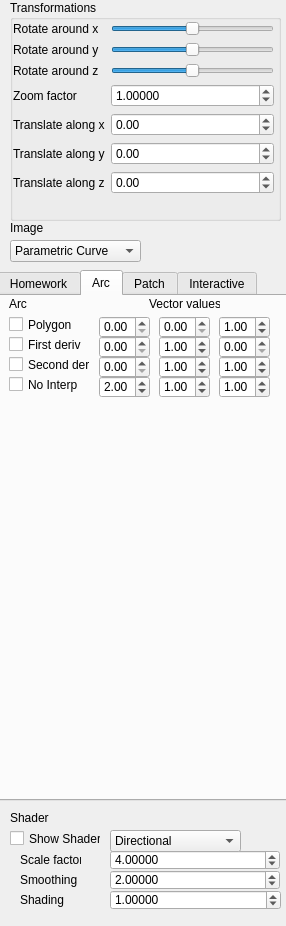
The window that QtFramework/QtFramework/GUI/SideWidget.ui (balazsmark888/graphics-new) describes before a commit, drawn with Qt 5.
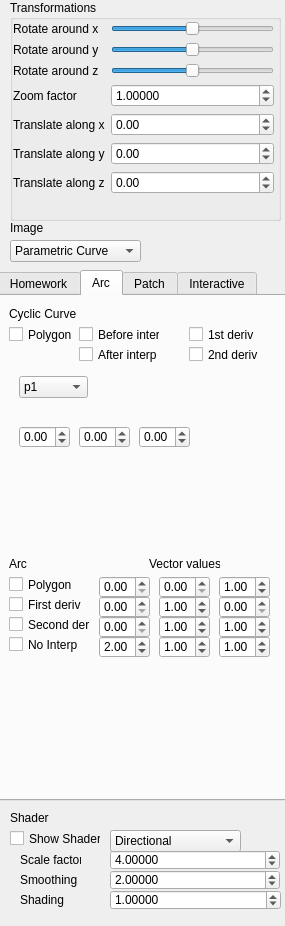
The same window after the commit. The open tabs and pages were chosen to show the change.

Commit message: cyclic curves

```diff
--- a/QtFramework/QtFramework/GUI/SideWidget.ui
+++ b/QtFramework/QtFramework/GUI/SideWidget.ui
@@ -6,7 +6,7 @@
    <rect>
     <x>0</x>
     <y>0</y>
-    <width>286</width>
+    <width>285</width>
     <height>926</height>
    </rect>
   </property>
@@ -286,19 +286,6 @@
       </property>
      </item>
     </widget>
-    <widget class="QCheckBox" name="cNoInterp">
-     <property name="geometry">
-      <rect>
-       <x>10</x>
-       <y>280</y>
-       <width>81</width>
-       <height>17</height>
-      </rect>
-     </property>
-     <property name="text">
-      <string>Before interp</string>
-     </property>
-    </widget>
     <widget class="QLabel" name="label_8">
      <property name="geometry">
       <rect>
@@ -312,19 +299,6 @@
       <string>Parametric curve</string>
      </property>
     </widget>
-    <widget class="QCheckBox" name="cSecondDeriv">
-     <property name="geometry">
-      <rect>
-       <x>10</x>
-       <y>320</y>
-       <width>70</width>
-       <height>17</height>
-      </rect>
-     </property>
-     <property name="text">
-      <string>2nd deriv</string>
-     </property>
-    </widget>
     <widget class="QComboBox" name="ps_combo_box">
      <property name="geometry">
       <rect>
@@ -360,32 +334,6 @@
       </property>
      </item>
     </widget>
-    <widget class="QLabel" name="label_12">
-     <property name="geometry">
-      <rect>
-       <x>10</x>
-       <y>240</y>
-       <width>131</width>
-       <height>16</height>
-      </rect>
-     </property>
-     <property name="text">
-      <string>Cyclic Curve</string>
-     </property>
-    </widget>
-    <widget class="QCheckBox" name="cPolygon">
-     <property name="geometry">
-      <rect>
-       <x>10</x>
-       <y>260</y>
-       <width>70</width>
-       <height>17</height>
-      </rect>
-     </property>
-     <property name="text">
-      <string>Polygon</string>
-     </property>
-    </widget>
     <widget class="QComboBox" name="pc_combo_box">
      <property name="geometry">
       <rect>
@@ -439,32 +387,6 @@
       <string>Model</string>
      </property>
     </widget>
-    <widget class="QCheckBox" name="cFirstDeriv">
-     <property name="geometry">
-      <rect>
-       <x>10</x>
-       <y>300</y>
-       <width>70</width>
-       <height>17</height>
-      </rect>
-     </property>
-     <property name="text">
-      <string>1st deriv</string>
-     </property>
-    </widget>
-    <widget class="QCheckBox" name="cInterp">
-     <property name="geometry">
-      <rect>
-       <x>10</x>
-       <y>340</y>
-       <width>81</width>
-       <height>17</height>
-      </rect>
-     </property>
-     <property name="text">
-      <string>After interp</string>
-     </property>
-    </widget>
     <widget class="QLabel" name="label_9">
      <property name="geometry">
       <rect>
@@ -645,7 +567,7 @@
      <property name="geometry">
       <rect>
        <x>10</x>
-       <y>0</y>
+       <y>260</y>
        <width>131</width>
        <height>16</height>
       </rect>
@@ -658,7 +580,7 @@
      <property name="geometry">
       <rect>
        <x>10</x>
-       <y>40</y>
+       <y>300</y>
        <width>81</width>
        <height>17</height>
       </rect>
@@ -671,7 +593,7 @@
      <property name="geometry">
       <rect>
        <x>10</x>
-       <y>80</y>
+       <y>340</y>
        <width>81</width>
        <height>17</height>
       </rect>
@@ -684,7 +606,7 @@
      <property name="geometry">
       <rect>
        <x>10</x>
-       <y>60</y>
+       <y>320</y>
        <width>81</width>
        <height>17</height>
       </rect>
@@ -697,7 +619,7 @@
      <property name="geometry">
       <rect>
        <x>10</x>
-       <y>20</y>
+       <y>280</y>
        <width>70</width>
        <height>17</height>
       </rect>
@@ -710,7 +632,7 @@
      <property name="geometry">
       <rect>
        <x>150</x>
-       <y>0</y>
+       <y>260</y>
        <width>71</width>
        <height>16</height>
       </rect>
@@ -723,7 +645,7 @@
      <property name="geometry">
       <rect>
        <x>100</x>
-       <y>20</y>
+       <y>280</y>
        <width>51</width>
        <height>22</height>
       </rect>
@@ -733,7 +655,7 @@
      <property name="geometry">
       <rect>
        <x>100</x>
-       <y>40</y>
+       <y>300</y>
        <width>51</width>
        <height>22</height>
       </rect>
@@ -743,7 +665,7 @@
      <property name="geometry">
       <rect>
        <x>100</x>
-       <y>60</y>
+       <y>320</y>
        <width>51</width>
        <height>22</height>
       </rect>
@@ -753,7 +675,7 @@
      <property name="geometry">
       <rect>
        <x>100</x>
-       <y>80</y>
+       <y>340</y>
        <width>51</width>
        <height>22</height>
       </rect>
@@ -766,7 +688,7 @@
      <property name="geometry">
       <rect>
        <x>160</x>
-       <y>60</y>
+       <y>320</y>
        <width>51</width>
        <height>22</height>
       </rect>
@@ -779,7 +701,7 @@
      <property name="geometry">
       <rect>
        <x>160</x>
-       <y>40</y>
+       <y>300</y>
        <width>51</width>
        <height>22</height>
       </rect>
@@ -792,7 +714,7 @@
      <property name="geometry">
       <rect>
        <x>160</x>
-       <y>80</y>
+       <y>340</y>
        <width>51</width>
        <height>22</height>
       </rect>
@@ -805,7 +727,7 @@
      <property name="geometry">
       <rect>
        <x>160</x>
-       <y>20</y>
+       <y>280</y>
        <width>51</width>
        <height>22</height>
       </rect>
@@ -815,7 +737,7 @@
      <property name="geometry">
       <rect>
        <x>220</x>
-       <y>60</y>
+       <y>320</y>
        <width>51</width>
        <height>22</height>
       </rect>
@@ -828,7 +750,7 @@
      <property name="geometry">
       <rect>
        <x>220</x>
-       <y>40</y>
+       <y>300</y>
        <width>51</width>
        <height>22</height>
       </rect>
@@ -838,7 +760,7 @@
      <property name="geometry">
       <rect>
        <x>220</x>
-       <y>80</y>
+       <y>340</y>
        <width>51</width>
        <height>22</height>
       </rect>
@@ -851,7 +773,7 @@
      <property name="geometry">
       <rect>
        <x>220</x>
-       <y>20</y>
+       <y>280</y>
        <width>51</width>
        <height>22</height>
       </rect>
@@ -860,6 +782,172 @@
       <double>1.000000000000000</double>
      </property>
     </widget>
+    <widget class="QLabel" name="label_12">
+     <property name="geometry">
+      <rect>
+       <x>10</x>
+       <y>10</y>
+       <width>131</width>
+       <height>16</height>
+      </rect>
+     </property>
+     <property name="text">
+      <string>Cyclic Curve</string>
+     </property>
+    </widget>
+    <widget class="QCheckBox" name="cFirstDeriv">
+     <property name="geometry">
+      <rect>
+       <x>190</x>
+       <y>30</y>
+       <width>70</width>
+       <height>17</height>
+      </rect>
+     </property>
+     <property name="text">
+      <string>1st deriv</string>
+     </property>
+    </widget>
+    <widget class="QCheckBox" name="cSecondDeriv">
+     <property name="geometry">
+      <rect>
+       <x>190</x>
+       <y>50</y>
+       <width>70</width>
+       <height>17</height>
+      </rect>
+     </property>
+     <property name="text">
+      <string>2nd deriv</string>
+     </property>
+    </widget>
+    <widget class="QCheckBox" name="cInterp">
+     <property name="geometry">
+      <rect>
+       <x>80</x>
+       <y>50</y>
+       <width>81</width>
+       <height>17</height>
+      </rect>
+     </property>
+     <property name="text">
+      <string>After interp</string>
+     </property>
+    </widget>
+    <widget class="QCheckBox" name="cPolygon">
+     <property name="geometry">
+      <rect>
+       <x>10</x>
+       <y>30</y>
+       <width>70</width>
+       <height>17</height>
+      </rect>
+     </property>
+     <property name="text">
+      <string>Polygon</string>
+     </property>
+    </widget>
+    <widget class="QCheckBox" name="cNoInterp">
+     <property name="geometry">
+      <rect>
+       <x>80</x>
+       <y>30</y>
+       <width>81</width>
+       <height>17</height>
+      </rect>
+     </property>
+     <property name="text">
+      <string>Before interp</string>
+     </property>
+    </widget>
+    <widget class="QDoubleSpinBox" name="cyclicCoordXSpinner">
+     <property name="geometry">
+      <rect>
+       <x>20</x>
+       <y>130</y>
+       <width>51</width>
+       <height>22</height>
+      </rect>
+     </property>
+     <property name="minimum">
+      <double>-99.000000000000000</double>
+     </property>
+     <property name="singleStep">
+      <double>0.100000000000000</double>
+     </property>
+    </widget>
+    <widget class="QDoubleSpinBox" name="cyclicCoordYSpinner">
+     <property name="geometry">
+      <rect>
+       <x>80</x>
+       <y>130</y>
+       <width>51</width>
+       <height>22</height>
+      </rect>
+     </property>
+     <property name="minimum">
+      <double>-99.000000000000000</double>
+     </property>
+     <property name="singleStep">
+      <double>0.100000000000000</double>
+     </property>
+    </widget>
+    <widget class="QDoubleSpinBox" name="cyclicCoordZSpinner">
+     <property name="geometry">
+      <rect>
+       <x>140</x>
+       <y>130</y>
+       <width>51</width>
+       <height>22</height>
+      </rect>
+     </property>
+     <property name="minimum">
+      <double>-99.000000000000000</double>
+     </property>
+     <property name="singleStep">
+      <double>0.100000000000000</double>
+     </property>
+    </widget>
+    <widget class="QComboBox" name="cyclicCoordIndexComboBox">
+     <property name="geometry">
+      <rect>
+       <x>20</x>
+       <y>80</y>
+       <width>69</width>
+       <height>22</height>
+      </rect>
+     </property>
+     <item>
+      <property name="text">
+       <string>p1</string>
+      </property>
+     </item>
+     <item>
+      <property name="text">
+       <string>p2</string>
+      </property>
+     </item>
+     <item>
+      <property name="text">
+       <string>p3</string>
+      </property>
+     </item>
+     <item>
+      <property name="text">
+       <string>p4</string>
+      </property>
+     </item>
+     <item>
+      <property name="text">
+       <string>p5</string>
+      </property>
+     </item>
+     <item>
+      <property name="text">
+       <string>p6</string>
+      </property>
+     </item>
+    </widget>
    </widget>
    <widget class="QWidget" name="tab">
     <attribute name="title">
```
Left out of the diff: 74 changed lines with no effect on the pictures. The commit also changes 42 other files.
